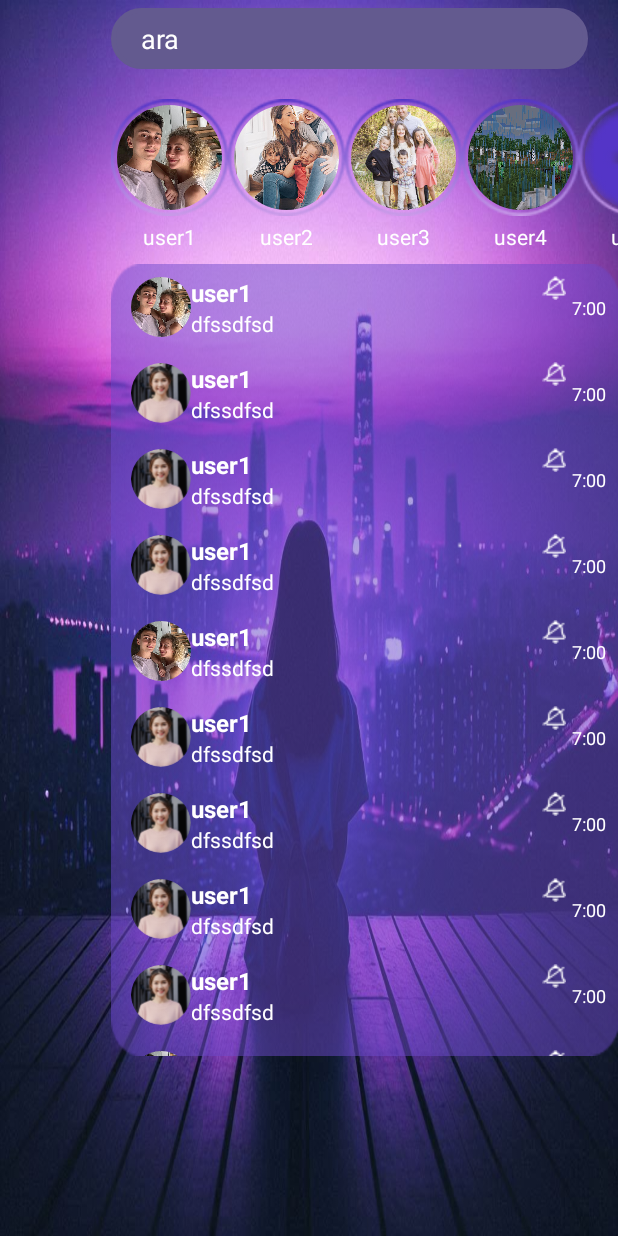
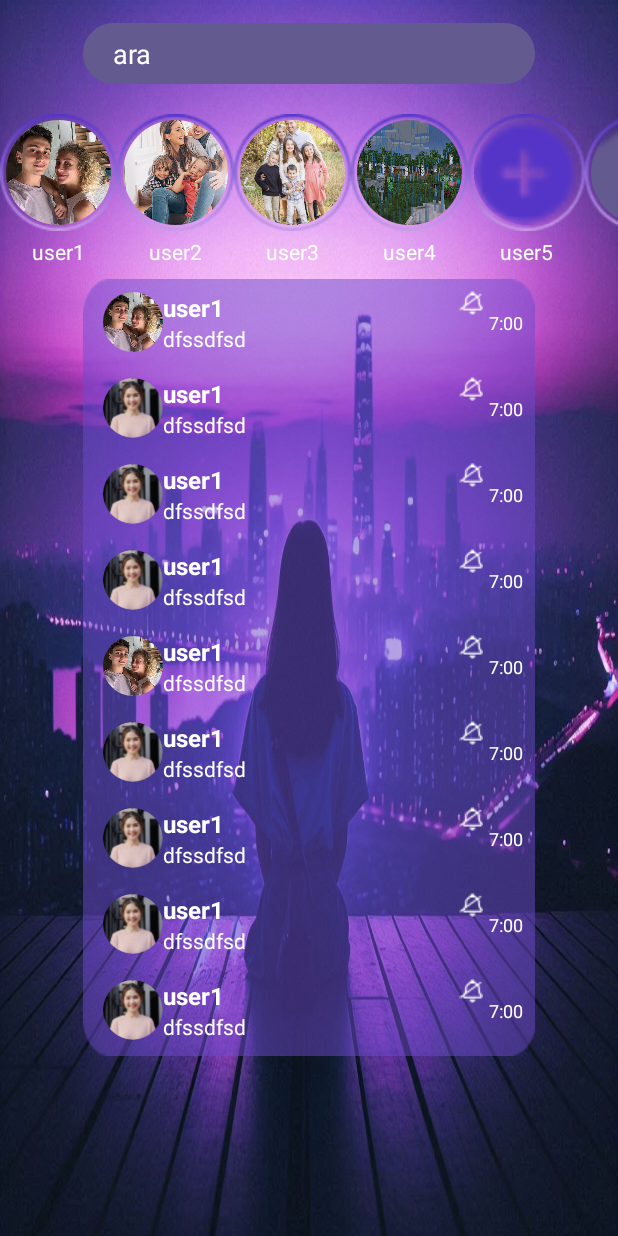
Before and after one commit to mmustafademirhann/VbSanalAy, an Android app: the fragment MessageFragment placed in its activity, on a phone screen of 412 x 824 dp. Run offline under Robolectric (Android 15) with nearby library versions, the phone set to English and light mode, and no system bars; our stand-ins replace Dagger/Hilt's generated code.

Commit message:
Activityde kodları düzenledim ve line ekledim addImage işlemini  MaindenPageden yönetmek istiyorum y

```diff
--- a/app/src/main/java/com/example/socialmediavbsanalay/presentation/MainActivity.kt
+++ b/app/src/main/java/com/example/socialmediavbsanalay/presentation/MainActivity.kt
@@ -1,16 +1,28 @@
 package com.example.socialmediavbsanalay.presentation
 
+import android.Manifest
+import android.app.AlertDialog
+import android.content.Context
+import android.content.Intent
+import android.content.pm.PackageManager
+import android.os.Build
 import androidx.appcompat.app.AppCompatActivity
 import android.os.Bundle
+import android.provider.MediaStore
 import android.view.View
+import android.widget.Toast
+import androidx.activity.result.contract.ActivityResultContracts
+import androidx.core.content.ContentProviderCompat.requireContext
+import androidx.core.content.ContextCompat
 import androidx.fragment.app.Fragment
 import androidx.fragment.app.FragmentManager
 import androidx.navigation.Navigation
 import androidx.navigation.findNavController
 import com.example.socialmediavbsanalay.R
 import com.example.socialmediavbsanalay.databinding.ActivityMainBinding
-import com.example.socialmediavbsanalay.presentation.fragments.HomeFragment
+
 import com.example.socialmediavbsanalay.presentation.fragments.MainPageFragment
+
 import com.example.socialmediavbsanalay.presentation.fragments.MessageFragment
 import com.example.socialmediavbsanalay.presentation.fragments.NotificationBarFragment
 import com.example.socialmediavbsanalay.presentation.fragments.UserProfileFragment
@@ -21,34 +33,49 @@ import dagger.hilt.android.AndroidEntryPoint
 class MainActivity : AppCompatActivity() {
     private lateinit var binding:ActivityMainBinding
 
+
+
+    companion object{
+        private const val GALLERY_REQUEST_CODE = 123
+    }
+
     override fun onCreate(savedInstanceState: Bundle?) {
         super.onCreate(savedInstanceState)
         binding = ActivityMainBinding.inflate(layoutInflater)
         val view = binding.root
         var xyz=true
         setContentView(view)
-        if (savedInstanceState == null) {
 
-        }
         clickEvents()
 
     }
-    // In your MainActivity
 
     private fun clickEvents(){
         binding.userImageView.setOnClickListener {
+            setVisibilityForLine(binding.userline)
             switchFragment(UserProfileFragment())
         }
         binding.homeImageView.setOnClickListener {
+            setVisibilityForLine(binding.homeline)
             switchFragment(MainPageFragment())
         }
         binding.messagetwoicon.setOnClickListener {
+            setVisibilityForLine(binding.messageline)
             switchFragment(MessageFragment())
         }
         binding.notificationImageView.setOnClickListener {
+            setVisibilityForLine(binding.notificationline)
             switchFragment(NotificationBarFragment())
         }
 
+    }
+    private fun setVisibilityForLine(visibleLine: View) {
+        binding.userline.visibility = View.INVISIBLE
+        binding.homeline.visibility = View.INVISIBLE
+        binding.messageline.visibility = View.INVISIBLE
+        binding.notificationline.visibility = View.INVISIBLE
+
+        visibleLine.visibility = View.VISIBLE
     }
 
     private fun switchFragment(fragment: Fragment) {
@@ -71,8 +98,6 @@ class MainActivity : AppCompatActivity() {
     }
 
     override fun onBackPressed() {
-        /**/
-
         if (supportFragmentManager.findFragmentById(R.id.fragmentContainerView) is MessageFragment ||
             supportFragmentManager.findFragmentById(R.id.fragmentContainerView) is NotificationBarFragment ||
             supportFragmentManager.findFragmentById(R.id.fragmentContainerView) is UserProfileFragment) {
@@ -82,4 +107,11 @@ class MainActivity : AppCompatActivity() {
         }
 
     }
+
+    private fun accessGallery() {
+        // Galeriden fotoğraf çekme işlemleri burada yapılacak
+        // MediaStore veya Intent kullanarak galeriye erişebilirsiniz
+        val galleryIntent = Intent(Intent.ACTION_PICK, MediaStore.Images.Media.EXTERNAL_CONTENT_URI)
+        startActivityForResult(galleryIntent, GALLERY_REQUEST_CODE)
+    }
 }
--- a/app/src/main/java/com/example/socialmediavbsanalay/presentation/fragments/MainPageFragment.kt
+++ b/app/src/main/java/com/example/socialmediavbsanalay/presentation/fragments/MainPageFragment.kt
@@ -41,9 +41,8 @@ class MainPageFragment : Fragment() {
     private val binding get() = _binding!!
     private lateinit var storyAdapter: StoryAdapter
     private lateinit var postAdapter: PostAdapter
-    private val REQUEST_IMAGE_CAPTURE = 1
-    private val PICK_IMAGE = 2
-    private val REQUEST_CODE_READ_EXTERNAL_STORAGE = 100
+
+
     private val requestPermissionLauncher = registerForActivityResult(
         ActivityResultContracts.RequestPermission()
     ) { isGranted: Boolean ->
@@ -64,6 +63,9 @@ class MainPageFragment : Fragment() {
 
     companion object {
         private const val GALLERY_REQUEST_CODE = 123
+        //private val REQUEST_IMAGE_CAPTURE = 1
+        //private val PICK_IMAGE = 2
+        //private val REQUEST_CODE_READ_EXTERNAL_STORAGE = 100
     }
 
     override fun onCreateView(
@@ -77,7 +79,15 @@ class MainPageFragment : Fragment() {
     override fun onViewCreated(view: View, savedInstanceState: Bundle?) {
         super.onViewCreated(view, savedInstanceState)
         (activity as MainActivity).showBottomBar()
+        adapterFunctions()
 
+
+        // Load your stories into the adapter
+
+
+
+    }
+    private fun adapterFunctions() {
         storyAdapter = StoryAdapter()
 
         binding.storyRecyclerView.apply {
@@ -90,11 +100,6 @@ class MainPageFragment : Fragment() {
             layoutManager = LinearLayoutManager(context, LinearLayoutManager.VERTICAL, false)
             adapter = postAdapter
         }
-
-
-        // Load your stories into the adapter
-
-
         val stories =
             storyAdapter.loadStories() // Implement this function to get your list of stories
         storyAdapter.setStories(stories)
@@ -102,7 +107,6 @@ class MainPageFragment : Fragment() {
         val posts = postAdapter.loadPosts() // Implement this function to get your list of stories
         postAdapter.setPosts(posts)
     }
-
 
 
     // ContextCompat.checkSelfPermission(
--- a/app/src/main/res/layout/activity_main.xml
+++ b/app/src/main/res/layout/activity_main.xml
@@ -67,9 +67,11 @@
 
                                 <!-- Line below the notification icon -->
                                 <ImageView
+                                    android:id="@+id/homeline"
                                     android:layout_width="match_parent"
                                     android:layout_height="2dp"
                                     android:elevation="60dp"
+                                    android:visibility="visible"
                                     android:shadowColor="#635A8F"
                                     android:shadowDx="1"
                                     android:shadowDy="3"
@@ -79,14 +81,33 @@
 
 
                         <!-- Second ImageView on the left -->
-                        <ImageView
-                            android:id="@+id/messagetwoicon"
+                        <LinearLayout
                             android:layout_width="0dp"
+                            android:layout_height="wrap_content"
+                            android:layout_marginTop="18dp"
+                            android:layout_weight="1"
+                            android:orientation="vertical"
+                            android:gravity="center">
 
-                            android:layout_marginTop="18dp"
-                            android:layout_height="wrap_content"
-                            android:layout_weight="1"
-                            android:src="@drawable/messagevector" />
+                                <ImageView
+                                    android:id="@+id/messagetwoicon"
+                                    android:layout_width="wrap_content"
+                                    android:layout_height="wrap_content"
+                                    android:src="@drawable/messagevector" />
+
+                                <!-- Line below the notification icon -->
+                                <ImageView
+                                    android:id="@+id/messageline"
+                                    android:layout_width="match_parent"
+                                    android:layout_height="2dp"
+                                    android:elevation="60dp"
+                                    android:shadowColor="#635A8F"
+                                    android:shadowDx="1"
+                                    android:shadowDy="3"
+                                    android:visibility="invisible"
+                                    android:layout_marginTop="4dp"
+                                    android:background="#635A8F" />
+                        </LinearLayout>
 
                         <!-- Empty space in the middle -->
                         <View
@@ -95,22 +116,62 @@
                             android:layout_weight="1" />
 
                         <!-- First ImageView on the right -->
-                        <ImageView
-                            android:id="@+id/userImageView"
+                        <LinearLayout
                             android:layout_width="0dp"
+                            android:layout_height="wrap_content"
                             android:layout_marginTop="18dp"
-                            android:layout_height="wrap_content"
                             android:layout_weight="1"
-                            android:src="@drawable/usericon" />
+                            android:orientation="vertical"
+                            android:gravity="center">
+
+                                <ImageView
+                                    android:id="@+id/userImageView"
+                                    android:layout_width="wrap_content"
+                                    android:layout_height="wrap_content"
+                                    android:src="@drawable/usericon" />
+
+                                <!-- Line below the notification icon -->
+                                <ImageView
+                                    android:layout_width="match_parent"
+                                    android:layout_height="2dp"
+                                    android:id="@+id/userline"
+                                    android:elevation="60dp"
+                                    android:shadowColor="#635A8F"
+                                    android:shadowDx="1"
+                                    android:shadowDy="3"
+                                    android:visibility="invisible"
+                                    android:layout_marginTop="4dp"
+                                    android:background="#635A8F" />
+                        </LinearLayout>
 
                         <!-- Second ImageView on the right -->
-                        <ImageView
-                            android:id="@+id/notificationImageView"
+                        <LinearLayout
                             android:layout_width="0dp"
+                            android:layout_height="wrap_content"
                             android:layout_marginTop="18dp"
-                            android:layout_height="wrap_content"
                             android:layout_weight="1"
-                            android:src="@drawable/notificationbarview" />
+                            android:orientation="vertical"
+                            android:gravity="center">
+
+                                <ImageView
+                                    android:id="@+id/notificationImageView"
+                                    android:layout_width="wrap_content"
+                                    android:layout_height="wrap_content"
+                                    android:src="@drawable/notificationbarview" />
+
+                                <!-- Line below the notification icon -->
+                                <ImageView
+                                    android:id="@+id/notificationline"
+                                    android:layout_width="match_parent"
+                                    android:layout_height="2dp"
+                                    android:elevation="60dp"
+                                    android:shadowColor="#635A8F"
+                                    android:visibility="invisible"
+                                    android:shadowDx="1"
+                                    android:shadowDy="3"
+                                    android:layout_marginTop="4dp"
+                                    android:background="#635A8F" />
+                        </LinearLayout>
                 </LinearLayout>
 
         </FrameLayout>
--- a/app/src/main/res/layout/fragment_message.xml
+++ b/app/src/main/res/layout/fragment_message.xml
@@ -14,9 +14,9 @@
         android:id="@+id/editTextText3Ms"
         android:layout_width="match_parent"
         android:layout_height="0dp"
-        android:layout_marginStart="74dp"
-        android:layout_marginTop="5dp"
-        android:layout_marginEnd="20dp"
+        android:layout_marginStart="55dp"
+        android:layout_marginTop="15dp"
+        android:layout_marginEnd="55dp"
         android:layout_weight="1"
         android:background="@drawable/drawble_fr_button"
         android:ems="10"
@@ -36,11 +36,11 @@
         android:id="@+id/storyRecyclerViewMs"
         android:layout_width="match_parent"
         android:layout_height="118dp"
-        android:layout_marginStart="74dp"
         android:layout_marginTop="12dp"
         android:orientation="horizontal"
         android:paddingTop="8dp"
         android:paddingBottom="8dp"
+        app:layout_constraintEnd_toEndOf="parent"
         app:layout_constraintStart_toStartOf="parent"
         app:layout_constraintTop_toBottomOf="@id/editTextText3Ms"
         tools:listitem="@layout/story_template" />
@@ -49,8 +49,9 @@
         android:id="@+id/messageItemRecyclerView"
         android:layout_width="match_parent"
         android:layout_height="0dp"
-        android:layout_marginStart="74dp"
+        android:layout_marginStart="55dp"
 
+        android:layout_marginEnd="55dp"
         android:layout_marginBottom="120dp"
         android:background="@drawable/bacgroundforpost"
         app:layout_constraintBottom_toBottomOf="parent"
```
